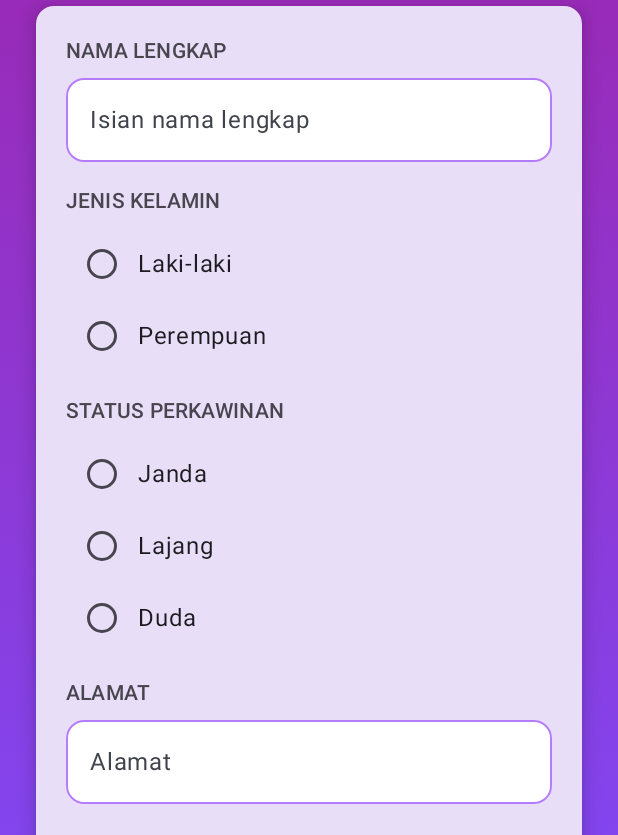
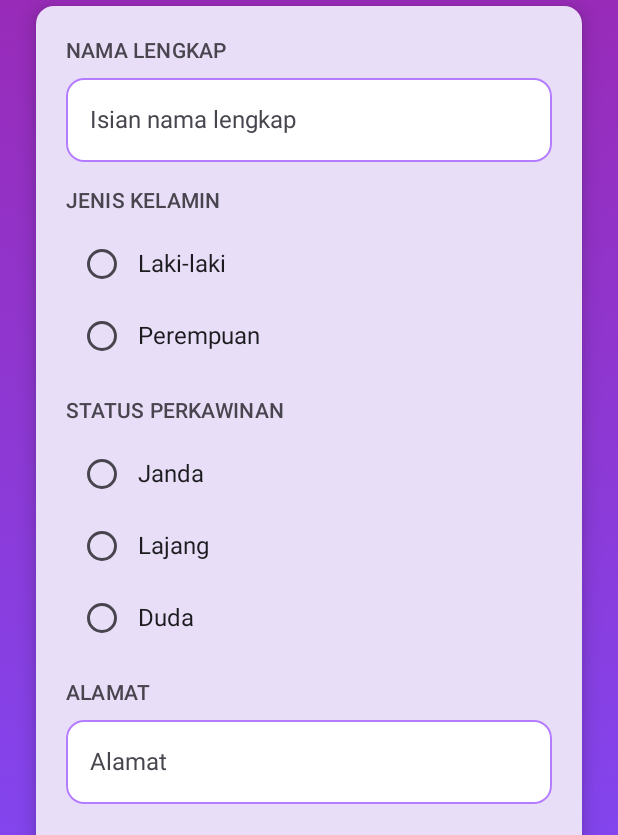
Before and after one commit to sekarasriii/QuestUserInput_128, an Android app built with Jetpack Compose: the screen it shows after launch (MainActivity), on a phone screen of 412 x 824 dp. Shown: the part 132-967 px from the top of the screen. Run offline under Robolectric (Android 15) with nearby library versions, the phone set to English and light mode, and no system bars.

Commit message:
revisi main activity untuk running project kedua yaitu FormulirPendaftaran

```diff
--- a/app/src/main/java/com/example/meet5_inputdata/MainActivity.kt
+++ b/app/src/main/java/com/example/meet5_inputdata/MainActivity.kt
@@ -10,14 +10,14 @@ import androidx.compose.material3.Scaffold
 import androidx.compose.runtime.Composable
 import androidx.compose.ui.Modifier
 import androidx.compose.ui.tooling.preview.Preview
-import com.example.meet5_inputdata.ui.theme.Meet5_inputdataTheme   // ✅ ini import yang benar
+import com.example.meet5_inputdata.ui.theme.Meet5_inputdataTheme
 
 class MainActivity : ComponentActivity() {
     override fun onCreate(savedInstanceState: Bundle?) {
         super.onCreate(savedInstanceState)
         enableEdgeToEdge()
         setContent {
-            Meet5_inputdataTheme {     // ✅ ini nama theme yang benar
+            Meet5_inputdataTheme() {
                 Scaffold(modifier = Modifier.fillMaxSize()) { innerPadding ->
                     FormulirPendaftaran(
                         modifier = Modifier.padding(innerPadding)
@@ -31,7 +31,7 @@ class MainActivity : ComponentActivity() {
 @Preview(showBackground = true)
 @Composable
 fun PreviewForm() {
-    Meet5_inputdataTheme {
+    Meet5_inputdataTheme() {
         FormulirPendaftaran()
     }
 }
--- /dev/null
+++ b/app/src/main/java/com/example/meet5_inputdata/ui/theme/Meet5_inputdataTheme.kt
@@ -0,0 +1,34 @@
+package com.example.meet5_inputdata.ui.theme
+
+import androidx.compose.material3.MaterialTheme
+import androidx.compose.material3.lightColorScheme
+import androidx.compose.runtime.Composable
+import androidx.compose.material3.Typography
+// INCORRECT import was java.time.format.TextStyle
+import androidx.compose.ui.text.TextStyle // <-- FIX #1: Correct import
+import androidx.compose.ui.text.font.FontFamily
+import androidx.compose.ui.text.font.FontWeight
+import androidx.compose.ui.unit.sp
+
+// FIX #2: Rename variable to start with a lowercase letter
+val typography = Typography(
+    bodyLarge = TextStyle(
+        fontFamily = FontFamily.Default,
+        fontWeight = FontWeight.Normal,
+        fontSize = 16.sp
+    )
+    /* Other text styles to override go here */
+)
+
+private val LightColors = lightColorScheme(
+    // You can use default colors or leave it empty
+)
+
+@Composable
+fun Meet5_inputdataTheme(content: @Composable () -> Unit) {
+    MaterialTheme(
+        colorScheme = LightColors,
+        typography = typography, // <-- FIX #3: Use the renamed variable
+        content = content
+    )
+}
```
